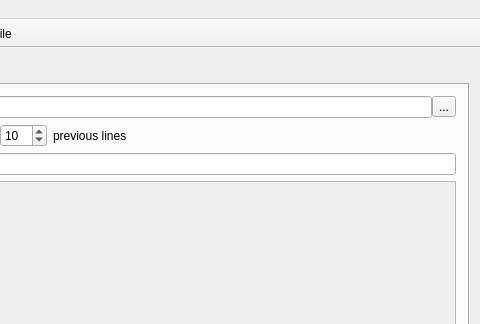
First picture: the form in LogParserGUI/mainwindow.ui, repository rubi-rock/LogParserLib, before the edit; both pictures show x 544 to 1024 and y 0 to 324 of the 1024 by 793 pixel window.
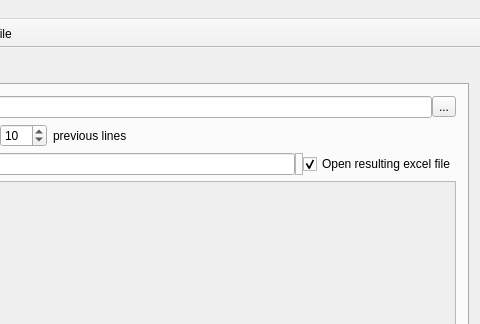
Second picture: the form after the edit. Icons and pictures are not drawn.

Commit message: Auto-open excel file

```diff
--- a/LogParserGUI/mainwindow.ui
+++ b/LogParserGUI/mainwindow.ui
@@ -222,6 +222,48 @@
           <item>
            <widget class="QLineEdit" name="edt_output"/>
           </item>
+          <item>
+           <widget class="QFrame" name="frame">
+            <property name="frameShape">
+             <enum>QFrame::StyledPanel</enum>
+            </property>
+            <property name="frameShadow">
+             <enum>QFrame::Raised</enum>
+            </property>
+           </widget>
+          </item>
+          <item>
+           <widget class="QFrame" name="frame_2">
+            <property name="minimumSize">
+             <size>
+              <width>8</width>
+              <height>0</height>
+             </size>
+            </property>
+            <property name="maximumSize">
+             <size>
+              <width>8</width>
+              <height>16777215</height>
+             </size>
+            </property>
+            <property name="frameShape">
+             <enum>QFrame::StyledPanel</enum>
+            </property>
+            <property name="frameShadow">
+             <enum>QFrame::Raised</enum>
+            </property>
+           </widget>
+          </item>
+          <item>
+           <widget class="QCheckBox" name="chk_AutoOpen">
+            <property name="text">
+             <string>Open resulting excel file</string>
+            </property>
+            <property name="checked">
+             <bool>true</bool>
+            </property>
+           </widget>
+          </item>
          </layout>
         </item>
         <item>
```
Left out of the diff: 4 changed lines with no effect on the pictures. The commit also changes 8 other files.
